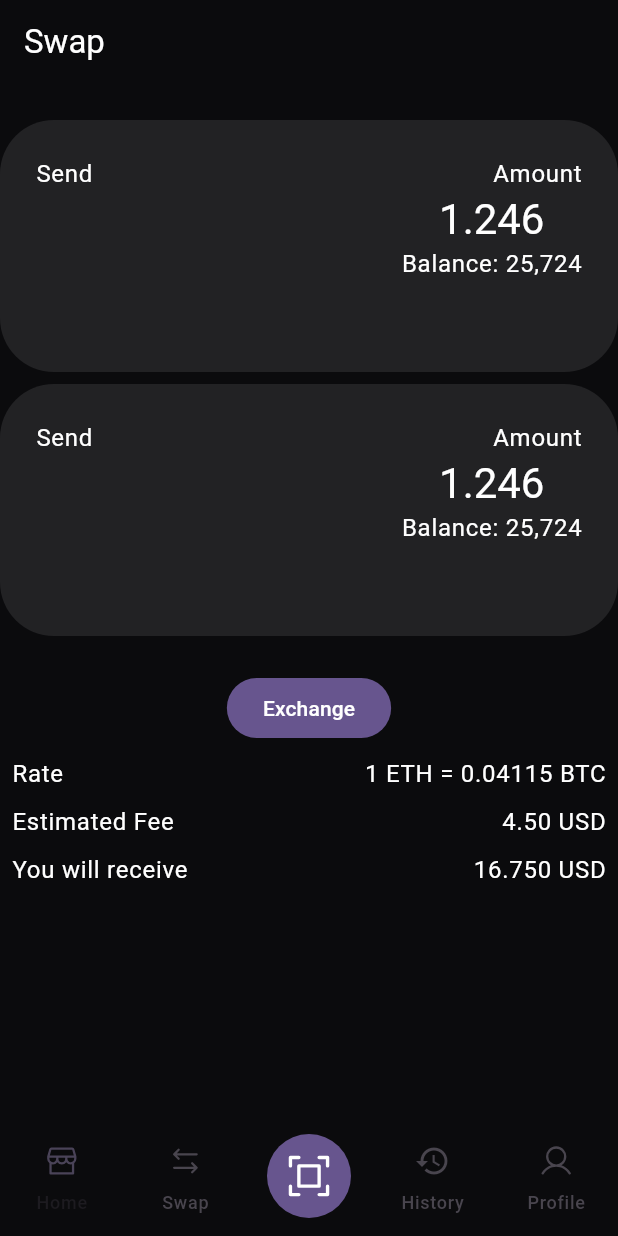
After one commit to tanguypouriel/nexcoin, a Flutter app: the screen it shows after launch, item 2 of the bottom bar chosen, after a tap on "Exchange", on a phone screen of 412 x 824 dp. The commit adds this screen. Run offline on Flutter 3.47's test engine with Material 3 defaults, Android fonts, the light colour scheme and no system bars; our stand-ins replace auto_route, phosphor_flutter.

Commit message:
WIP SwapScreen and Navigation

```diff
--- a/lib/feature/home/home_screen.dart
+++ b/lib/feature/home/home_screen.dart
@@ -1,50 +1,27 @@
+import 'package:auto_route/annotations.dart';
+import 'package:auto_route/auto_route.dart';
 import 'package:flutter/material.dart';
 import 'package:nexcoin/feature/home/widgets/assets_card.dart';
 import 'package:nexcoin/feature/home/widgets/profile_card.dart';
+import 'package:nexcoin/feature/shared/bottom_navigation.dart';
+import 'package:nexcoin/shared/app_router.gr.dart';
 import 'package:phosphor_flutter/phosphor_flutter.dart';
 
+@RoutePage()
 class HomeScreen extends StatelessWidget {
   const HomeScreen({super.key});
 
   @override
-  Widget build(BuildContext context) => SafeArea(
+  Widget build(BuildContext context) => const SafeArea(
         child: Scaffold(
-          body: const Column(
+          body: Column(
             children: [
               ProfileCard(),
               SizedBox(height: 8),
               Expanded(child: AssetsCard()),
             ],
           ),
-          bottomNavigationBar: NavigationBar(
-            indicatorColor: Theme.of(context).scaffoldBackgroundColor,
-            backgroundColor: Theme.of(context).scaffoldBackgroundColor,
-            selectedIndex: 0,
-            destinations: [
-              const NavigationDestination(
-                icon: Icon(PhosphorIconsRegular.storefront),
-                label: 'Home',
-              ),
-              const NavigationDestination(
-                icon: Icon(PhosphorIconsRegular.arrowsLeftRight),
-                label: 'Swap',
-              ),
-              Container(
-                decoration: BoxDecoration(
-                  shape: BoxShape.circle,
-                  color: Theme.of(context).colorScheme.primary,
-                ),
-                padding: const EdgeInsets.all(10),
-                child: const Icon(
-                  PhosphorIconsRegular.scan,
-                  color: Colors.white,
-                  size: 36,
-                ),
-              ),
-              const NavigationDestination(icon: Icon(Icons.history), label: 'History'),
-              const NavigationDestination(icon: Icon(PhosphorIconsRegular.user), label: 'Profile'),
-            ],
-          ),
+          bottomNavigationBar: BottomNavigation(),
         ),
       );
 }
--- a/lib/feature/home/widgets/assets_card.dart
+++ b/lib/feature/home/widgets/assets_card.dart
@@ -27,12 +27,12 @@ class AssetsCardState extends State<AssetsCard> with TickerProviderStateMixin {
   Widget build(BuildContext context) => Container(
         padding: const EdgeInsets.symmetric(vertical: 8, horizontal: mediumMargin),
         margin: const EdgeInsets.symmetric(horizontal: mediumMargin),
-        decoration: const BoxDecoration(
-          borderRadius: BorderRadius.only(
+        decoration: BoxDecoration(
+          borderRadius: const BorderRadius.only(
             topLeft: Radius.circular(largeRadius),
             topRight: Radius.circular(largeRadius),
           ),
-          color: Color(0xff222224),
+          color: colorTheme.cardBackground,
         ),
         child: Column(
           children: [
--- /dev/null
+++ b/lib/feature/shared/bottom_navigation.dart
@@ -0,0 +1,58 @@
+import 'package:auto_route/auto_route.dart';
+import 'package:flutter/material.dart';
+import 'package:phosphor_flutter/phosphor_flutter.dart';
+
+import '../../shared/app_router.gr.dart';
+
+class BottomNavigation extends StatefulWidget {
+  const BottomNavigation({super.key});
+
+  @override
+  State<StatefulWidget> createState() => BottomNavigationState();
+}
+
+class BottomNavigationState extends State<BottomNavigation> {
+  int currentIndex = 0;
+
+  @override
+  Widget build(BuildContext context) => NavigationBar(
+        indicatorColor: Theme.of(context).scaffoldBackgroundColor,
+        backgroundColor: Theme.of(context).scaffoldBackgroundColor,
+        selectedIndex: currentIndex,
+        onDestinationSelected: (int index) {
+          setState(() {
+            currentIndex = index;
+          });
+
+          context.router.replace(switch (index) {
+            0 => const HomeRoute(),
+            1 => const SwapRoute(),
+            _ => throw Exception('Unknown route'),
+          });
+        },
+        destinations: [
+          const NavigationDestination(
+            icon: Icon(PhosphorIconsRegular.storefront),
+            label: 'Home',
+          ),
+          const NavigationDestination(
+            icon: Icon(PhosphorIconsRegular.arrowsLeftRight),
+            label: 'Swap',
+          ),
+          Container(
+            decoration: BoxDecoration(
+              shape: BoxShape.circle,
+              color: Theme.of(context).colorScheme.primary,
+            ),
+            padding: const EdgeInsets.all(10),
+            child: const Icon(
+              PhosphorIconsRegular.scan,
+              color: Colors.white,
+              size: 36,
+            ),
+          ),
+          const NavigationDestination(icon: Icon(Icons.history), label: 'History'),
+          const NavigationDestination(icon: Icon(PhosphorIconsRegular.user), label: 'Profile'),
+        ],
+      );
+}
--- /dev/null
+++ b/lib/feature/swap/swap_screen.dart
@@ -0,0 +1,88 @@
+import 'package:auto_route/annotations.dart';
+import 'package:flutter/material.dart';
+import 'package:nexcoin/feature/shared/bottom_navigation.dart';
+import 'package:nexcoin/feature/swap/widgets/token_card.dart';
+
+import '../../shared/theme.dart';
+
+@RoutePage()
+class SwapScreen extends StatelessWidget {
+  const SwapScreen({super.key});
+
+  @override
+  Widget build(BuildContext context) => SafeArea(
+        child: Scaffold(
+          appBar: AppBar(
+            title: const Text('Swap'),
+            backgroundColor: Colors.transparent,
+            foregroundColor: Colors.white,
+            automaticallyImplyLeading: false,
+          ),
+          body: Column(
+            children: [
+              const SizedBox(height: 24),
+              const TokenCard(),
+              const SizedBox(height: 8),
+              const TokenCard(),
+              const SizedBox(height: 24),
+              FilledButton(
+                onPressed: () {},
+                child: const Text('Exchange'),
+              ),
+              const SizedBox(height: 8),
+              Padding(
+                padding: const EdgeInsets.symmetric(horizontal: 8.0),
+                child: Row(
+                  mainAxisAlignment: MainAxisAlignment.spaceBetween,
+                  children: [
+                    Text(
+                      'Rate',
+                      style: Theme.of(context).textTheme.bodyLarge!.copyWith(color: Colors.white),
+                    ),
+                    Text(
+                      '1 ETH = 0.04115 BTC',
+                      style: Theme.of(context).textTheme.bodyLarge!.copyWith(color: Colors.white),
+                    )
+                  ],
+                ),
+              ),
+              const SizedBox(height: 8),
+              Padding(
+                padding: const EdgeInsets.symmetric(horizontal: 8.0),
+                child: Row(
+                  mainAxisAlignment: MainAxisAlignment.spaceBetween,
+                  children: [
+                    Text(
+                      'Estimated Fee',
+                      style: Theme.of(context).textTheme.bodyLarge!.copyWith(color: Colors.white),
+                    ),
+                    Text(
+                      '4.50 USD',
+                      style: Theme.of(context).textTheme.bodyLarge!.copyWith(color: Colors.white),
+                    )
+                  ],
+                ),
+              ),
+              const SizedBox(height: 8),
+              Padding(
+                padding: const EdgeInsets.symmetric(horizontal: 8.0),
+                child: Row(
+                  mainAxisAlignment: MainAxisAlignment.spaceBetween,
+                  children: [
+                    Text(
+                      'You will receive',
+                      style: Theme.of(context).textTheme.bodyLarge!.copyWith(color: Colors.white),
+                    ),
+                    Text(
+                      '16.750 USD',
+                      style: Theme.of(context).textTheme.bodyLarge!.copyWith(color: Colors.white),
+                    )
+                  ],
+                ),
+              ),
+            ],
+          ),
+          bottomNavigationBar: const BottomNavigation(),
+        ),
+      );
+}
--- /dev/null
+++ b/lib/feature/swap/widgets/token_card.dart
@@ -0,0 +1,51 @@
+import 'package:flutter/material.dart';
+import 'package:nexcoin/shared/theme.dart';
+
+class TokenCard extends StatelessWidget {
+  const TokenCard({super.key});
+
+  @override
+  Widget build(BuildContext context) => Container(
+        decoration: BoxDecoration(color: colorTheme.cardBackground, borderRadius: BorderRadius.circular(largeRadius)),
+        padding: const EdgeInsets.all(24),
+        child: SizedBox(
+          height: 120,
+          child: Column(
+            children: [
+              Row(
+                children: [
+                  Text(
+                    'Send',
+                    style: Theme.of(context).textTheme.bodyLarge!.copyWith(color: Colors.white),
+                  ),
+                  const Spacer(),
+                  Text(
+                    'Amount',
+                    style: Theme.of(context).textTheme.bodyLarge!.copyWith(color: Colors.white),
+                  ),
+                ],
+              ),
+              Row(
+                children: [
+                  const SizedBox(width: 100),
+                  const Spacer(),
+                  Column(
+                    mainAxisAlignment: MainAxisAlignment.spaceBetween,
+                    children: [
+                      Text(
+                        '1.246',
+                        style: Theme.of(context).textTheme.headlineMedium!.copyWith(color: Colors.white),
+                      ),
+                      Text(
+                        'Balance: 25,724',
+                        style: Theme.of(context).textTheme.bodyLarge!.copyWith(color: Colors.white),
+                      ),
+                    ],
+                  ),
+                ],
+              ),
+            ],
+          ),
+        ),
+      );
+}
--- a/lib/main.dart
+++ b/lib/main.dart
@@ -1,17 +1,20 @@
 import 'package:flutter/material.dart';
+import 'package:nexcoin/shared/app_router.dart';
 
 import 'feature/home/home_screen.dart';
 
 void main() {
-  runApp(const MyApp());
+  runApp(MyApp());
 }
 
 class MyApp extends StatelessWidget {
-  const MyApp({super.key});
+  MyApp({super.key});
+
+  final _appRouter = AppRouter();
 
   @override
   Widget build(BuildContext context) {
-    return MaterialApp(
+    return MaterialApp.router(
       title: 'NexCoin',
       debugShowCheckedModeBanner: false,
       theme: ThemeData(
@@ -20,7 +23,7 @@ class MyApp extends StatelessWidget {
         ),
         scaffoldBackgroundColor: const Color(0xff0b0b0d),
       ),
-      home: const HomeScreen(),
+      routerConfig: _appRouter.config(),
     );
   }
 }
--- /dev/null
+++ b/lib/shared/app_router.dart
@@ -0,0 +1,11 @@
+import 'package:auto_route/auto_route.dart';
+import 'package:nexcoin/shared/app_router.gr.dart';
+
+@AutoRouterConfig()
+class AppRouter extends RootStackRouter {
+  @override
+  List<AutoRoute> get routes => [
+        AutoRoute(page: HomeRoute.page, initial: true),
+        AutoRoute(page: SwapRoute.page),
+      ];
+}
--- a/lib/shared/theme.dart
+++ b/lib/shared/theme.dart
@@ -1,4 +1,13 @@
+import 'dart:ui';
 
 const double largeRadius = 36;
 
 const double mediumMargin = 16;
+
+class ColorTheme {
+  final Color cardBackground;
+
+  const ColorTheme({required this.cardBackground});
+}
+
+const colorTheme = ColorTheme(cardBackground: Color(0xff222224));
--- a/pubspec.yaml
+++ b/pubspec.yaml
@@ -11,6 +11,8 @@ dependencies:
   flutter:
     sdk: flutter
 
+  auto_route: ^9.2.2
+
   cupertino_icons: ^1.0.8
   phosphor_flutter: ^2.1.0
 
@@ -19,6 +21,9 @@ dev_dependencies:
     sdk: flutter
 
   flutter_lints: ^4.0.0
+  auto_route_generator: ^9.0.0
+  build_runner: ^2.4.13
+
 
 flutter:
   uses-material-design: true
```
Also changed, not shown: lib/shared/app_router.gr.dart (added), pubspec.lock, 5 other files.
